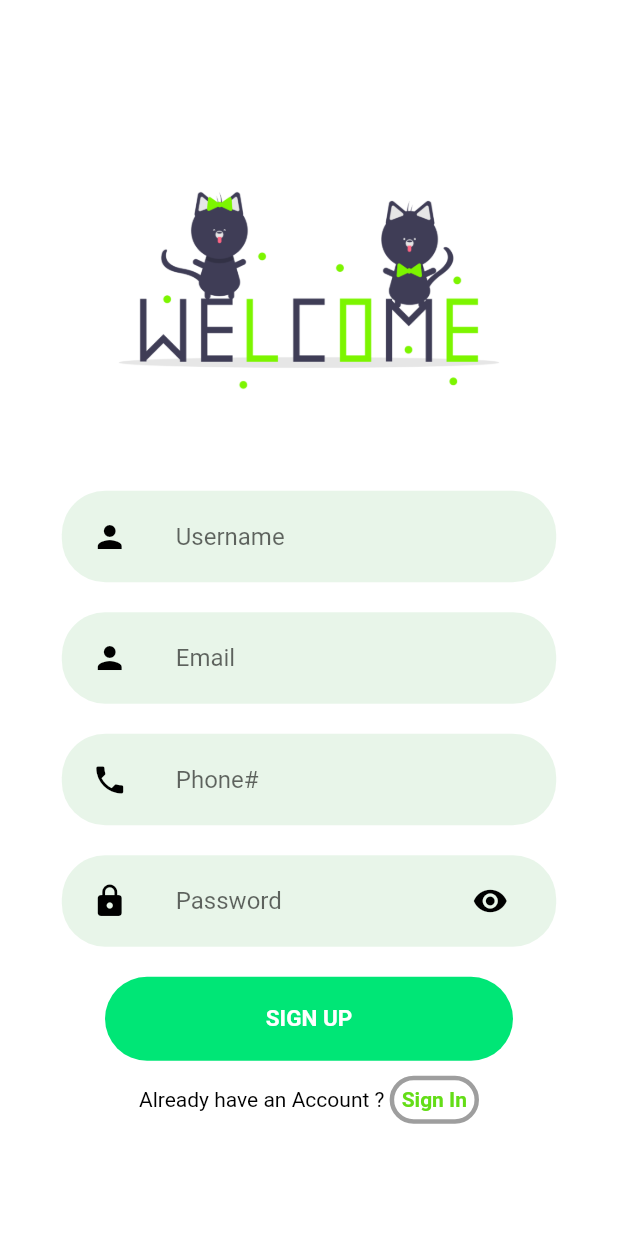
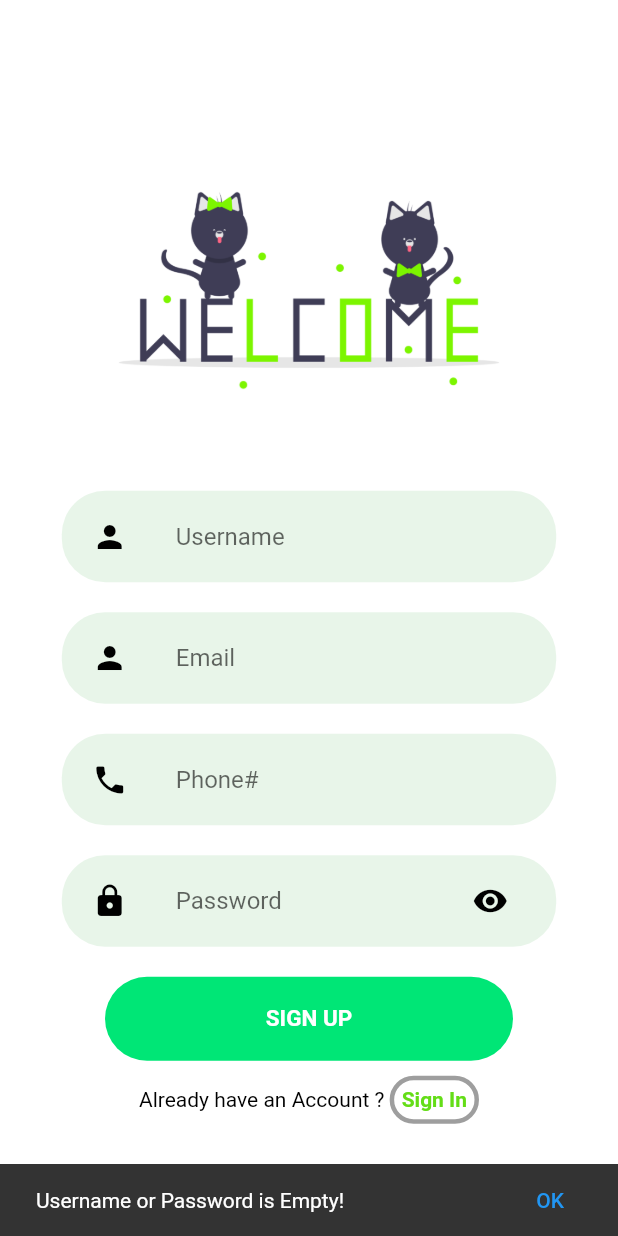
Before and after one commit to AhnAne007/GroupChatApp_Flutter, a Flutter app: the SignUpScreen screen opened directly, after a tap on "SIGN UP", on a phone screen of 412 x 824 dp. Run offline on Flutter 3.47's test engine with Material 2 defaults, Android fonts, the phone set to English and light mode, and no system bars; our stand-ins replace cloud_firestore, firebase_auth, firebase_core, flutter_otp_text_field, google_fonts; accounts and stored records are empty.

Commit message:
User authentication and storing in firestore

```diff
--- a/lib/screens/signup_screen.dart
+++ b/lib/screens/signup_screen.dart
@@ -1,6 +1,6 @@
-
 import 'package:flutter/material.dart';
 
+import '../resources/auth_methods.dart';
 import '../widgets/already_have_an_account.dart';
 import '../widgets/rounded_input_field.dart';
 import 'login_screen.dart';
@@ -34,7 +34,9 @@ class _SignUpScreenState extends State<SignUpScreen> {
         child: Column(
           mainAxisAlignment: MainAxisAlignment.center,
           children: <Widget>[
-            SizedBox(height: 70,),
+            SizedBox(
+              height: 70,
+            ),
             Container(
               width: size.width - 90,
               height: size.height * 0.3,
@@ -99,38 +101,40 @@ class _SignUpScreenState extends State<SignUpScreen> {
                     primary: Colors.greenAccent[400],
                     //padding: EdgeInsets.symmetric(horizontal: 50, vertical: 20),
                     textStyle:
-                    TextStyle(fontSize: 15, fontWeight: FontWeight.bold)),
-                 onPressed: (){},// async {
-                //   String res = await AuthMethods().signUpUser(
-                //       email: _emailController.text,
-                //       password: _passwordController.text,
-                //       username: _usernameController.text);
-                //
-                //   if (res == "Success") {
-                //     ClearFields();
-                //     final snackBar = SnackBar(
-                //       content: const Text('User Registered!'),
-                //       action: SnackBarAction(
-                //         label: 'OK',
-                //         onPressed: () {
-                //           // Some code to undo the change.
-                //         },
-                //       ),
-                //     );
-                //     ScaffoldMessenger.of(context).showSnackBar(snackBar);
-                //   } else {
-                //     final snackBar = SnackBar(
-                //       content: const Text('Username or Password is Empty!'),
-                //       action: SnackBarAction(
-                //         label: 'OK',
-                //         onPressed: () {
-                //           // Some code to undo the change.
-                //         },
-                //       ),
-                //     );
-                //     ScaffoldMessenger.of(context).showSnackBar(snackBar);
-                //   }
-                // },
+                        TextStyle(fontSize: 15, fontWeight: FontWeight.bold)),
+                onPressed: () async {
+                  //below is the class that runs a method for the User to be added in the database
+                  //this is used for the SignUp of the new user
+                  String res = await AuthMethods().signUpUser(
+                      email: _emailController.text,
+                      password: _passwordController.text,
+                      username: _usernameController.text,
+                      phonenumber: _phoneNumberController.text);
+                  if (res == "Success") {
+                    ClearFields();
+                    final snackBar = SnackBar(
+                      content: const Text('User Registered!'),
+                      action: SnackBarAction(
+                        label: 'OK',
+                        onPressed: () {
+                          // Some code to undo the change.
+                        },
+                      ),
+                    );
+                    ScaffoldMessenger.of(context).showSnackBar(snackBar);
+                  } else {
+                    final snackBar = SnackBar(
+                      content: const Text('Username or Password is Empty!'),
+                      action: SnackBarAction(
+                        label: 'OK',
+                        onPressed: () {
+                          // Some code to undo the change.
+                        },
+                      ),
+                    );
+                    ScaffoldMessenger.of(context).showSnackBar(snackBar);
+                  }
+                },
                 child: Text(
                   "Sign up".toUpperCase(),
                   style: TextStyle(color: Colors.white),
@@ -161,5 +165,6 @@ class _SignUpScreenState extends State<SignUpScreen> {
     _emailController.text = "";
     _passwordController.text = "";
     _usernameController.text = "";
+    _phoneNumberController.text = "";
   }
 }
```
Also changed, not shown: lib/resources/auth_methods.dart (+36 -6 lines).
